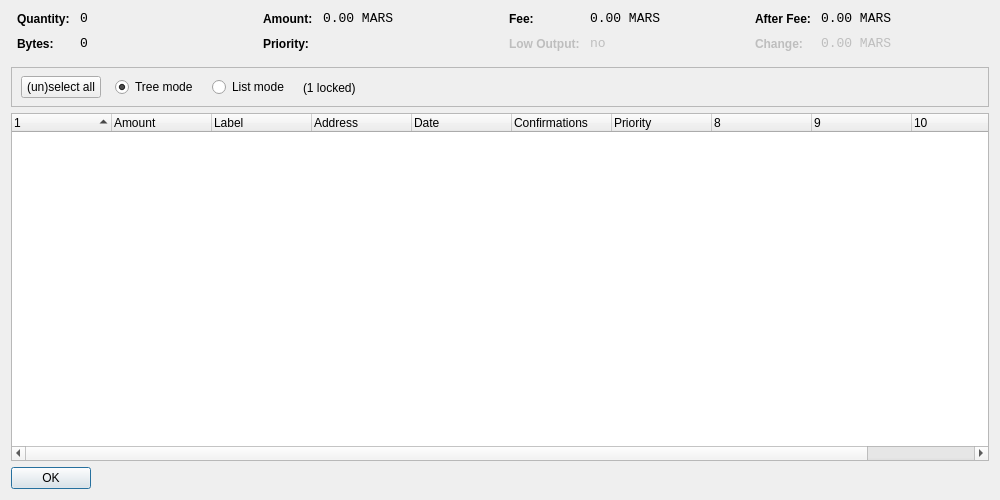
First picture: the form in src/qt/forms/coincontroldialog.ui, repository marscoin/marscoin, before the edit.
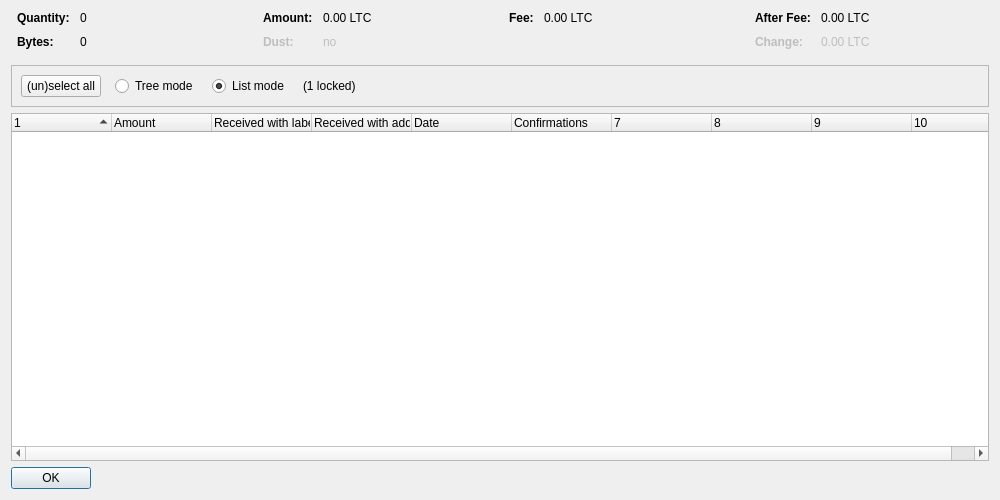
Second picture: the form after the edit. Custom widgets are drawn as their Qt base class.

```diff
--- a/src/qt/forms/coincontroldialog.ui
+++ b/src/qt/forms/coincontroldialog.ui
@@ -38,8 +38,11 @@
        </property>
        <item row="0" column="0">
         <widget class="QLabel" name="labelCoinControlQuantityText">
-         <property name="styleSheet">
-          <string notr="true">font-weight:bold;</string>
+         <property name="font">
+          <font>
+           <weight>75</weight>
+           <bold>true</bold>
+          </font>
          </property>
          <property name="text">
           <string>Quantity:</string>
@@ -48,12 +51,6 @@
        </item>
        <item row="0" column="1">
         <widget class="QLabel" name="labelCoinControlQuantity">
-         <property name="font">
-          <font>
-           <family>Monospace</family>
-           <pointsize>10</pointsize>
-          </font>
-         </property>
          <property name="cursor">
           <cursorShape>IBeamCursor</cursorShape>
          </property>
@@ -70,8 +67,11 @@
        </item>
        <item row="1" column="0">
         <widget class="QLabel" name="labelCoinControlBytesText">
-         <property name="styleSheet">
-          <string notr="true">font-weight:bold;</string>
+         <property name="font">
+          <font>
+           <weight>75</weight>
+           <bold>true</bold>
+          </font>
          </property>
          <property name="text">
           <string>Bytes:</string>
@@ -80,12 +80,6 @@
        </item>
        <item row="1" column="1">
         <widget class="QLabel" name="labelCoinControlBytes">
-         <property name="font">
-          <font>
-           <family>Monospace</family>
-           <pointsize>10</pointsize>
-          </font>
-         </property>
          <property name="cursor">
           <cursorShape>IBeamCursor</cursorShape>
          </property>
@@ -118,8 +112,11 @@
        </property>
        <item row="0" column="0">
         <widget class="QLabel" name="labelCoinControlAmountText">
-         <property name="styleSheet">
-          <string notr="true">font-weight:bold;</string>
+         <property name="font">
+          <font>
+           <weight>75</weight>
+           <bold>true</bold>
+          </font>
          </property>
          <property name="text">
           <string>Amount:</string>
@@ -128,12 +125,6 @@
        </item>
        <item row="0" column="1">
         <widget class="QLabel" name="labelCoinControlAmount">
-         <property name="font">
-          <font>
-           <family>Monospace</family>
-           <pointsize>10</pointsize>
-          </font>
-         </property>
          <property name="cursor">
           <cursorShape>IBeamCursor</cursorShape>
          </property>
@@ -141,7 +132,7 @@
           <enum>Qt::ActionsContextMenu</enum>
          </property>
          <property name="text">
-          <string notr="true">0.00 MARS</string>
+          <string notr="true">0.00 LTC</string>
          </property>
          <property name="textInteractionFlags">
           <set>Qt::LinksAccessibleByMouse|Qt::TextSelectableByKeyboard|Qt::TextSelectableByMouse</set>
@@ -149,22 +140,25 @@
         </widget>
        </item>
        <item row="1" column="0">
-        <widget class="QLabel" name="labelCoinControlPriorityText">
-         <property name="styleSheet">
-          <string notr="true">font-weight:bold;</string>
+        <widget class="QLabel" name="labelCoinControlLowOutputText">
+         <property name="enabled">
+          <bool>false</bool>
+         </property>
+         <property name="font">
+          <font>
+           <weight>75</weight>
+           <bold>true</bold>
+          </font>
          </property>
          <property name="text">
-          <string>Priority:</string>
+          <string>Dust:</string>
          </property>
         </widget>
        </item>
        <item row="1" column="1">
-        <widget class="QLabel" name="labelCoinControlPriority">
-         <property name="font">
-          <font>
-           <family>Monospace</family>
-           <pointsize>10</pointsize>
-          </font>
+        <widget class="QLabel" name="labelCoinControlLowOutput">
+         <property name="enabled">
+          <bool>false</bool>
          </property>
          <property name="cursor">
           <cursorShape>IBeamCursor</cursorShape>
@@ -173,7 +167,7 @@
           <enum>Qt::ActionsContextMenu</enum>
          </property>
          <property name="text">
-          <string/>
+          <string notr="true">no</string>
          </property>
          <property name="textInteractionFlags">
           <set>Qt::LinksAccessibleByMouse|Qt::TextSelectableByKeyboard|Qt::TextSelectableByMouse</set>
@@ -198,8 +192,11 @@
        </property>
        <item row="0" column="0">
         <widget class="QLabel" name="labelCoinControlFeeText">
-         <property name="styleSheet">
-          <string notr="true">font-weight:bold;</string>
+         <property name="font">
+          <font>
+           <weight>75</weight>
+           <bold>true</bold>
+          </font>
          </property>
          <property name="text">
           <string>Fee:</string>
@@ -208,12 +205,6 @@
        </item>
        <item row="0" column="1">
         <widget class="QLabel" name="labelCoinControlFee">
-         <property name="font">
-          <font>
-           <family>Monospace</family>
-           <pointsize>10</pointsize>
-          </font>
-         </property>
          <property name="cursor">
           <cursorShape>IBeamCursor</cursorShape>
          </property>
@@ -221,45 +212,7 @@
           <enum>Qt::ActionsContextMenu</enum>
          </property>
          <property name="text">
-          <string notr="true">0.00 MARS</string>
-         </property>
-         <property name="textInteractionFlags">
-          <set>Qt::LinksAccessibleByMouse|Qt::TextSelectableByKeyboard|Qt::TextSelectableByMouse</set>
-         </property>
-        </widget>
-       </item>
-       <item row="1" column="0">
-        <widget class="QLabel" name="labelCoinControlLowOutputText">
-         <property name="enabled">
-          <bool>false</bool>
-         </property>
-         <property name="styleSheet">
-          <string notr="true">font-weight:bold;</string>
-         </property>
-         <property name="text">
-          <string>Low Output:</string>
-         </property>
-        </widget>
-       </item>
-       <item row="1" column="1">
-        <widget class="QLabel" name="labelCoinControlLowOutput">
-         <property name="enabled">
-          <bool>false</bool>
-         </property>
-         <property name="font">
-          <font>
-           <family>Monospace</family>
-           <pointsize>10</pointsize>
-          </font>
-         </property>
-         <property name="cursor">
-          <cursorShape>IBeamCursor</cursorShape>
-         </property>
-         <property name="contextMenuPolicy">
-          <enum>Qt::ActionsContextMenu</enum>
-         </property>
-         <property name="text">
-          <string>no</string>
+          <string notr="true">0.00 LTC</string>
          </property>
          <property name="textInteractionFlags">
           <set>Qt::LinksAccessibleByMouse|Qt::TextSelectableByKeyboard|Qt::TextSelectableByMouse</set>
@@ -284,8 +237,11 @@
        </property>
        <item row="0" column="0">
         <widget class="QLabel" name="labelCoinControlAfterFeeText">
-         <property name="styleSheet">
-          <string notr="true">font-weight:bold;</string>
+         <property name="font">
+          <font>
+           <weight>75</weight>
+           <bold>true</bold>
+          </font>
          </property>
          <property name="text">
           <string>After Fee:</string>
@@ -294,12 +250,6 @@
        </item>
        <item row="0" column="1">
         <widget class="QLabel" name="labelCoinControlAfterFee">
-         <property name="font">
-          <font>
-           <family>Monospace</family>
-           <pointsize>10</pointsize>
-          </font>
-         </property>
          <property name="cursor">
           <cursorShape>IBeamCursor</cursorShape>
          </property>
@@ -307,7 +257,7 @@
           <enum>Qt::ActionsContextMenu</enum>
          </property>
          <property name="text">
-          <string notr="true">0.00 MARS</string>
+          <string notr="true">0.00 LTC</string>
          </property>
          <property name="textInteractionFlags">
           <set>Qt::LinksAccessibleByMouse|Qt::TextSelectableByKeyboard|Qt::TextSelectableByMouse</set>
@@ -319,8 +269,11 @@
          <property name="enabled">
           <bool>false</bool>
          </property>
-         <property name="styleSheet">
-          <string notr="true">font-weight:bold;</string>
+         <property name="font">
+          <font>
+           <weight>75</weight>
+           <bold>true</bold>
+          </font>
          </property>
          <property name="text">
           <string>Change:</string>
@@ -332,12 +285,6 @@
          <property name="enabled">
           <bool>false</bool>
          </property>
-         <property name="font">
-          <font>
-           <family>Monospace</family>
-           <pointsize>10</pointsize>
-          </font>
-         </property>
          <property name="cursor">
           <cursorShape>IBeamCursor</cursorShape>
          </property>
@@ -345,7 +292,7 @@
           <enum>Qt::ActionsContextMenu</enum>
          </property>
          <property name="text">
-          <string notr="true">0.00 MARS</string>
+          <string notr="true">0.00 LTC</string>
          </property>
          <property name="textInteractionFlags">
           <set>Qt::LinksAccessibleByMouse|Qt::TextSelectableByKeyboard|Qt::TextSelectableByMouse</set>
@@ -370,15 +317,8 @@
      <property name="frameShadow">
       <enum>QFrame::Sunken</enum>
      </property>
-     <widget class="QWidget" name="horizontalLayoutWidget">
-      <property name="geometry">
-       <rect>
-        <x>10</x>
-        <y>0</y>
-        <width>781</width>
-        <height>41</height>
-       </rect>
-      </property>
+     <layout class="QHBoxLayout" name="horizontalLayout">
+      <item>
       <layout class="QHBoxLayout" name="horizontalLayoutPanel" stretch="0,0,0,0,0">
        <property name="spacing">
         <number>14</number>
@@ -394,6 +334,9 @@
          <property name="text">
           <string>(un)select all</string>
          </property>
+          <property name="autoDefault">
+           <bool>false</bool>
+          </property>
         </widget>
        </item>
        <item>
@@ -407,9 +350,6 @@
          <property name="text">
           <string>Tree mode</string>
          </property>
-         <property name="checked">
-          <bool>true</bool>
-         </property>
         </widget>
        </item>
        <item>
@@ -423,6 +363,9 @@
          <property name="text">
           <string>List mode</string>
          </property>
+          <property name="checked">
+           <bool>true</bool>
+          </property>
         </widget>
        </item>
        <item>
@@ -446,7 +389,8 @@
         </spacer>
        </item>
       </layout>
-     </widget>
+      </item>
+     </layout>
     </widget>
    </item>
    <item>
@@ -458,7 +402,7 @@
       <bool>false</bool>
      </property>
      <property name="columnCount">
-      <number>11</number>
+      <number>10</number>
      </property>
      <attribute name="headerShowSortIndicator" stdset="0">
       <bool>true</bool>
@@ -478,12 +422,12 @@
      </column>
      <column>
       <property name="text">
-       <string notr="true">Label</string>
+       <string>Received with label</string>
       </property>
      </column>
      <column>
       <property name="text">
-       <string>Address</string>
+       <string>Received with address</string>
       </property>
      </column>
      <column>
@@ -499,11 +443,6 @@
        <string>Confirmed</string>
       </property>
      </column>
-     <column>
-      <property name="text">
-       <string>Priority</string>
-      </property>
-     </column>
      <column>
       <property name="text">
        <string/>
```
Left out of the diff: 6 changed lines with no effect on the pictures. Lines whose indentation alone changed are shown as unchanged.
